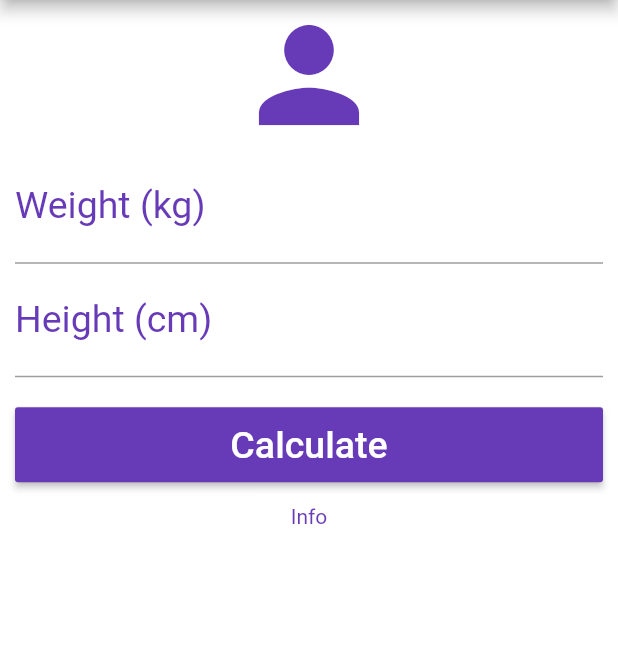
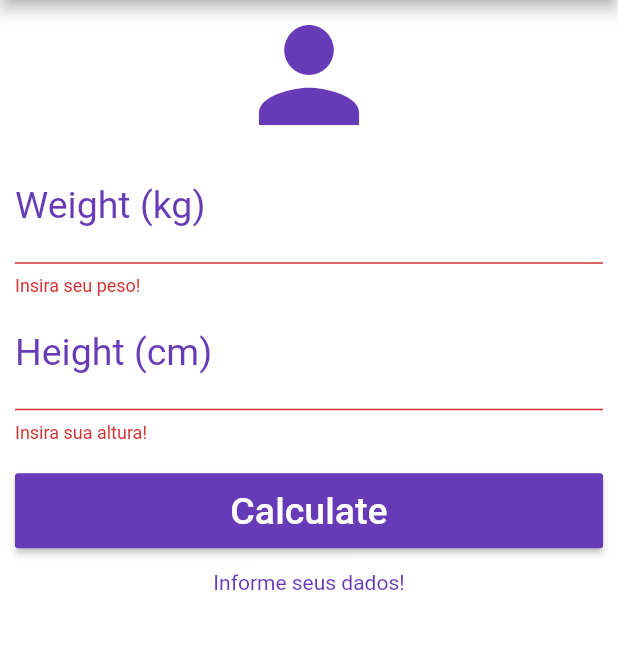
Before and after one commit to adenilson-santos/imc-calculator, a Flutter app: the screen it shows after launch, after a tap on "Calculate", on a phone screen of 412 x 824 dp, the part 84-733 px from its top. Run offline on Flutter 3.47's test engine with Material 2 defaults, Android fonts, the phone set to English and light mode, and no system bars.

Commit message:
finalized project

```diff
--- a/lib/main.dart
+++ b/lib/main.dart
@@ -16,6 +16,33 @@ class _HomeState extends State<Home> {
   TextEditingController weightController = TextEditingController();
   TextEditingController heightController = TextEditingController();
 
+  String _calcResult = 'Informe seus dados!';
+
+  void _resetFields () {
+    weightController.text = '';
+    heightController.text = '';
+
+    setState(() {
+      _calcResult = 'Informe seus dados!';
+    });
+  }
+
+  void _calculate () {
+    setState(() {
+      double weight = double.parse(weightController.text);
+      double height = double.parse(heightController.text) / 100;
+      double imc = weight / (height * height);
+
+      if(imc < 18.6) {
+        _calcResult = 'Abaixo do Peso! (${imc.toStringAsPrecision(4)})';
+      } else {
+        _calcResult = 'Tanto faz.';
+      }
+    });
+  }
+
+  GlobalKey<FormState> _formKey = GlobalKey<FormState>();
+
   @override
   Widget build(BuildContext context) {
     return Scaffold(
@@ -24,17 +51,19 @@ class _HomeState extends State<Home> {
         centerTitle: true,
         backgroundColor: Colors.deepPurple,
         actions: <Widget>[
-          IconButton(icon: Icon(Icons.refresh), onPressed: () {},)
+          IconButton(icon: Icon(Icons.refresh), onPressed: _resetFields,)
         ],
       ),
       backgroundColor: Colors.white,
       body: SingleChildScrollView(
         padding: EdgeInsets.fromLTRB(10.0, 0.0, 10.0, 0.0),
+        child: Form(
+          key: _formKey,
           child: Column(
           crossAxisAlignment: CrossAxisAlignment.stretch,
           children: <Widget>[
           Icon(Icons.person, size: 100.0, color: Colors.deepPurple),
-        TextField(
+          TextFormField(
             keyboardType: TextInputType.number,
             decoration: InputDecoration(
               labelText: 'Weight (kg)',
@@ -42,9 +71,14 @@ class _HomeState extends State<Home> {
             ),
             textAlign: TextAlign.center,
             style: TextStyle(color: Colors.deepPurple, fontSize: 25.0),
-          controller: weightController
+            controller: weightController,
+            validator: (value) {
+              if(value.isEmpty) {
+                return 'Insira seu peso!';
+              }
+            }
           ),
-        TextField(
+          TextFormField(
             keyboardType: TextInputType.number,
             decoration: InputDecoration(
               labelText: 'Height (cm)',
@@ -52,24 +86,34 @@ class _HomeState extends State<Home> {
             ),
             textAlign: TextAlign.center,
             style: TextStyle(color: Colors.deepPurple, fontSize: 25.0),
-          controller: heightController
+            controller: heightController,
+            validator: (value) {
+              if(value.isEmpty) {
+                return 'Insira sua altura!';
+              }
+            }
           ),
           Padding(
             padding: EdgeInsets.only(top: 20.0, bottom: 15.0),
             child: Container (
               height: 50.0,
               child: RaisedButton(
-              onPressed: () {},
+                onPressed: () {
+                  if (_formKey.currentState.validate()) {
+                    return _calculate();
+                  }
+                },
                 child: Text('Calculate', style: TextStyle(color: Colors.white, fontSize: 25.0)),
                 color: Colors.deepPurple
               ),
             ),),
           Text(
-          'Info',
+            _calcResult,
             textAlign: TextAlign.center,
             style: TextStyle(color: Colors.deepPurple)
           )
-      ],),)
+        ],),),
+      )
     );
   }
 }
```
Lines whose indentation alone changed are shown as unchanged.
